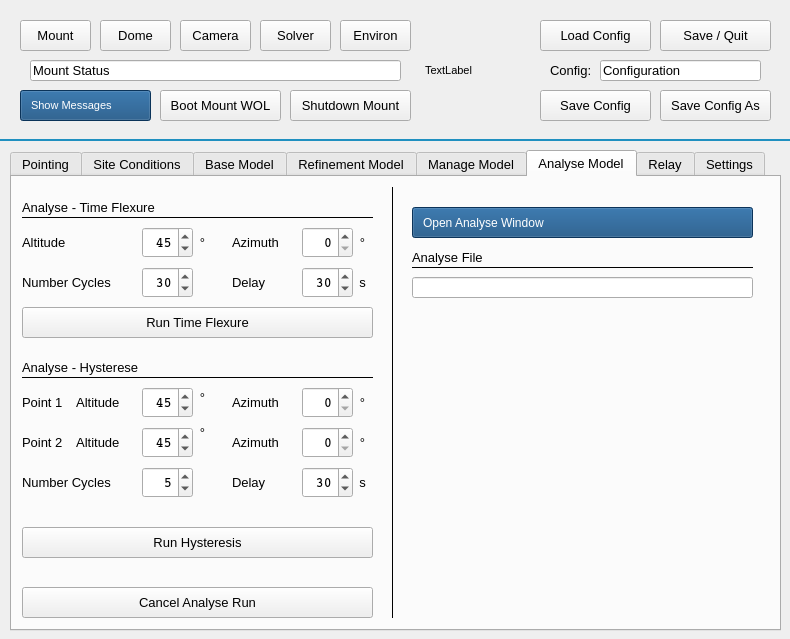
sayitfast/MountWizzard3, file mountwizzard/gui/wizzard_main_ui.ui: the form before one commit.
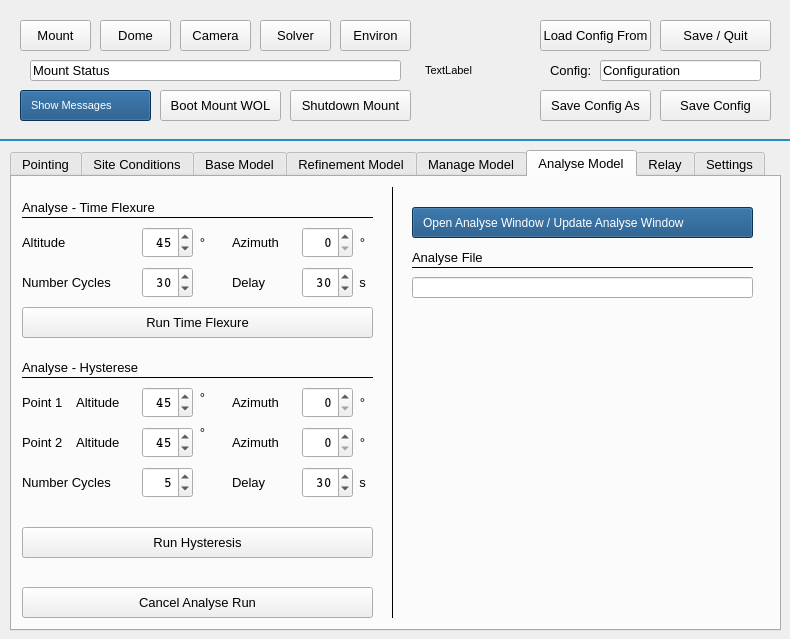
The form after the commit. The open tabs and pages were chosen to show the change. Custom widgets are drawn as their Qt base class.

The edit to the form file:
```diff
--- a/mountwizzard/gui/wizzard_main_ui.ui
+++ b/mountwizzard/gui/wizzard_main_ui.ui
@@ -7147,7 +7147,7 @@
 padding-left:10px;</string>
      </property>
      <property name="text">
-      <string>Open Analyse Window</string>
+      <string>Open Analyse Window / Update Analyse Window</string>
      </property>
     </widget>
     <widget class="QLabel" name="label_99">
@@ -12302,7 +12302,7 @@
   <widget class="QPushButton" name="btn_saveConfig">
    <property name="geometry">
     <rect>
-     <x>540</x>
+     <x>660</x>
      <y>90</y>
      <width>111</width>
      <height>31</height>
@@ -12465,13 +12465,13 @@
     <string>&lt;html&gt;&lt;head/&gt;&lt;body&gt;&lt;p&gt;Saves the settings data in config.cfg&lt;/p&gt;&lt;/body&gt;&lt;/html&gt;</string>
    </property>
    <property name="text">
-    <string>Load Config</string>
+    <string>Load Config From</string>
    </property>
   </widget>
   <widget class="QPushButton" name="btn_saveConfigAs">
    <property name="geometry">
     <rect>
-     <x>660</x>
+     <x>540</x>
      <y>90</y>
      <width>111</width>
      <height>31</height>
```
Left out of the diff: 2 changed lines with no effect on the pictures.
